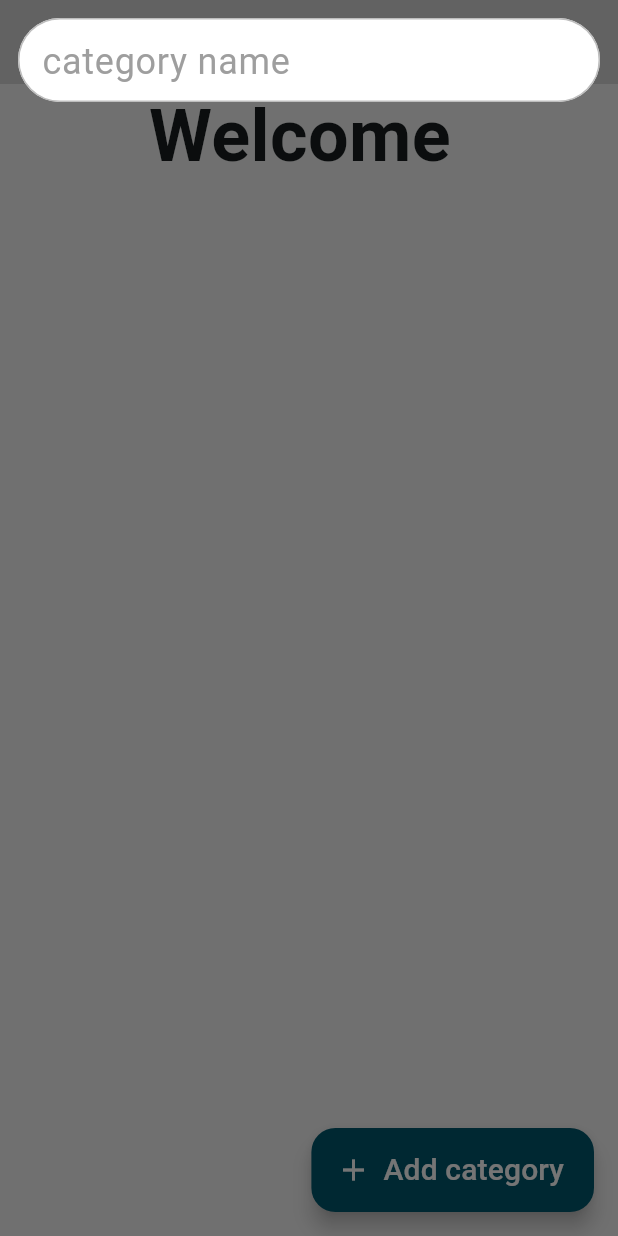
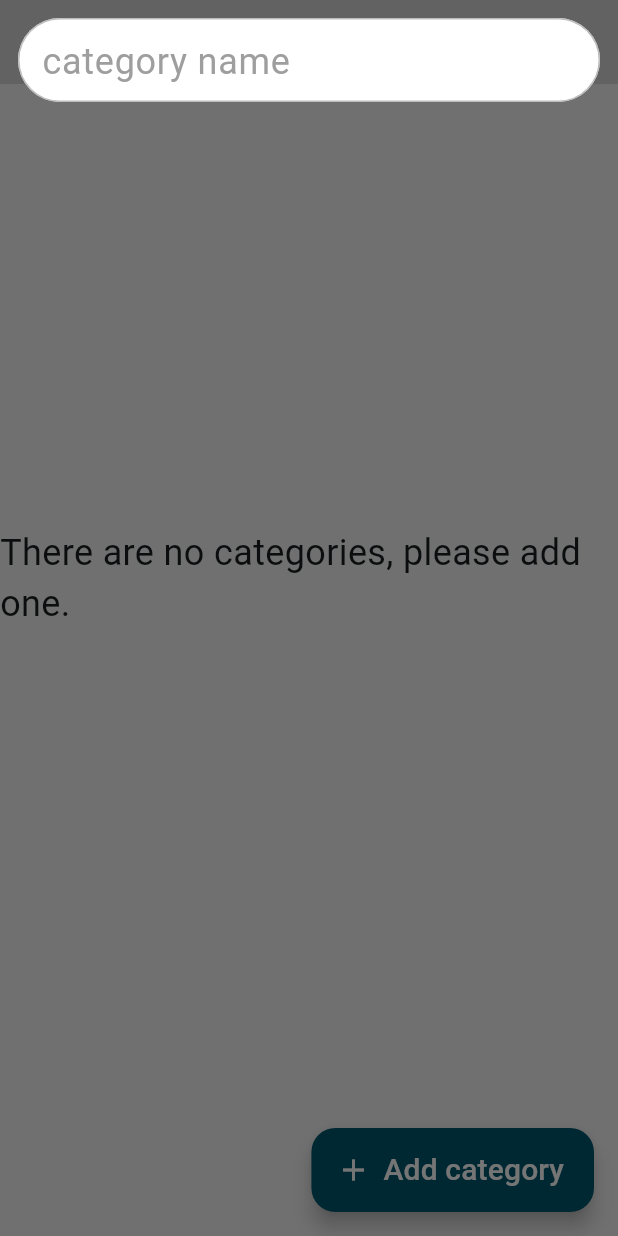
Before and after one commit to KobyMashiach/easy_track, a Flutter app: the HomeScreen screen opened directly, after a tap on "Add category", on a phone screen of 412 x 824 dp. Run offline on Flutter 3.47's test engine with Material 3 defaults, Android fonts, the light colour scheme and no system bars; our stand-ins replace bloc, cloud_firestore, device_info_plus, firebase_auth, firebase_core, firebase_storage and 7 more; missing offline and left inert: kh_easy_dev; accounts and stored records are empty; generated files the repository leaves out were written again.

Commit message:
add categories

```diff
--- a/lib/i18n/strings_en.i18n.json
+++ b/lib/i18n/strings_en.i18n.json
@@ -18,5 +18,6 @@
   "required_email": "Required to fill in an email address",
   "required_password": "Required to fill in an password",
   "logout": "Logout",
-  "sure_logout": "Are you sure you want to logout"
+  "sure_logout": "Are you sure you want to logout",
+  "no_categories": "There are no categories, please add one."
 }
--- a/lib/i18n/strings_he.i18n.json
+++ b/lib/i18n/strings_he.i18n.json
@@ -18,5 +18,6 @@
   "required_email": "חובה למלא כתובת מייל",
   "required_password": "חובה למלא סיסמה",
   "logout": "התנתק",
-  "sure_logout": "אתה בטוח שאתה רוצה להתנתק"
+  "sure_logout": "אתה בטוח שאתה רוצה להתנתק",
+  "no_categories": "אין קטגוריות, נא הוסף"
 }
--- a/lib/repos/category_repo.dart
+++ b/lib/repos/category_repo.dart
@@ -3,8 +3,8 @@ import 'package:cloud_firestore/cloud_firestore.dart';
 import 'package:easy_track/core/global_vars.dart';
 import 'package:easy_track/services/firebase/firestore_data.dart';
 
-class UserRepo {
-  UserRepo();
+class CategoryRepo {
+  CategoryRepo();
   final collection = FirebaseFirestore.instance.collection(globalUser.email);
   final String docName = 'categories';
 
--- a/lib/ui/home/bloc/home_screen_bloc.dart
+++ b/lib/ui/home/bloc/home_screen_bloc.dart
@@ -1,3 +1,5 @@
+import 'package:easy_track/models/category_model/category_model.dart';
+import 'package:easy_track/repos/category_repo.dart';
 import 'package:freezed_annotation/freezed_annotation.dart';
 import 'package:bloc/bloc.dart';
 import 'package:meta/meta.dart';
@@ -7,11 +9,24 @@ part 'home_screen_event.dart';
 part 'home_screen_state.dart';
 
 class HomeScreenBloc extends Bloc<HomeScreenEvent, HomeScreenState> {
-  HomeScreenBloc() : super(const HomeScreenState.initial()) {
+  final CategoryRepo repo;
+  final List<CategoryModel> categories = [];
+  HomeScreenBloc(this.repo)
+      : super(const HomeScreenState.initial(categories: [])) {
     on<HomeScreenEvent>((event, emit) async {
       await event.map(
-        addCategory: (e) async {},
+        addCategory: (e) async {
+          loading(emit);
+          categories.add(CategoryModel(title: e.name));
+          refreshUI(emit);
+        },
       );
     });
   }
+
+  void loading(Emitter<HomeScreenState> emit) =>
+      emit(HomeScreenState.loading(categories: categories));
+
+  void refreshUI(Emitter<HomeScreenState> emit) =>
+      emit(HomeScreenState.refreshUI(categories: categories));
 }
--- a/lib/ui/home/bloc/home_screen_state.dart
+++ b/lib/ui/home/bloc/home_screen_state.dart
@@ -2,6 +2,12 @@ part of 'home_screen_bloc.dart';
 
 @freezed
 class HomeScreenState with _$HomeScreenState {
-  const factory HomeScreenState.initial() = _HomeScreenInitial;
+  const factory HomeScreenState.initial(
+      {required List<CategoryModel> categories}) = HomeScreenInitial;
+  const factory HomeScreenState.loading(
+      {required List<CategoryModel> categories}) = HomeScreenLoading;
+  const factory HomeScreenState.refreshUI(
+      {required List<CategoryModel> categories}) = HomeScreenRefreshUI;
+
   // const factory HomeScreenState.addCategory() = _HomeScreenAddCategory;
 }
--- a/lib/ui/home/home_screen.dart
+++ b/lib/ui/home/home_screen.dart
@@ -1,6 +1,8 @@
 import 'dart:developer';
 import 'dart:math' as math;
 
+import 'package:easy_track/repos/category_repo.dart';
+import 'package:easy_track/ui/home/bloc/home_screen_bloc.dart';
 import 'package:flutter/material.dart';
 
 import 'package:easy_track/core/colors.dart';
@@ -15,18 +17,28 @@ import 'package:easy_track/widgets/dialogs/add_category_dialog.dart';
 import 'package:easy_track/widgets/dialogs/general_dialog.dart';
 import 'package:easy_track/widgets/general/appbar.dart';
 import 'package:easy_track/widgets/general/side_menu_v2.dart';
+import 'package:flutter_bloc/flutter_bloc.dart';
 
 class HomeScreen extends StatelessWidget {
   const HomeScreen({super.key});
 
   @override
   Widget build(BuildContext context) {
+    return RepositoryProvider(
+      create: (context) => CategoryRepo(),
+      child: BlocProvider(
+        create: (context) => HomeScreenBloc(context.read<CategoryRepo>()),
+        child: BlocConsumer<HomeScreenBloc, HomeScreenState>(
+          listener: (context, state) {},
+          builder: (context, state) {
+            final bloc = context.read<HomeScreenBloc>();
             return Scaffold(
               appBar: appAppBar(title: t.home_screen),
               drawer: appSideMenuV2(context, 'home'),
               body: SizedBox(
                 height: MediaQuery.of(context).size.height * 0.8,
-        child: SingleChildScrollView(
+                child: state.categories.isNotEmpty
+                    ? SingleChildScrollView(
                         child: Column(
                           children: [
                             Text(
@@ -37,8 +49,9 @@ class HomeScreen extends StatelessWidget {
                               scrollDirection: Axis.vertical,
                               shrinkWrap: true,
                               physics: NeverScrollableScrollPhysics(),
-                itemCount: 10,
-                separatorBuilder: (context, index) => SizedBox(height: 40),
+                              itemCount: state.categories.length,
+                              separatorBuilder: (context, index) =>
+                                  SizedBox(height: 40),
                               itemBuilder: (context, index) {
                                 // int randomNumber = math.Random().nextInt(90) + 10;
                                 // final category = CategoryModel(
@@ -49,11 +62,15 @@ class HomeScreen extends StatelessWidget {
                                 //             imageUrl:
                                 //                 'https://random.imagecdn.app/300/$randomNumber',
                                 //             date: DateTime.now())));
-                  // return CarouselImagesCard(category: category);
+                                return CarouselImagesCard(
+                                    category: state.categories[index]);
                               },
                             ),
                           ],
                         ),
+                      )
+                    : Center(
+                        child: Text(t.no_categories),
                       ),
               ),
               floatingActionButton: FloatingActionButton.extended(
@@ -61,14 +78,17 @@ class HomeScreen extends StatelessWidget {
                   await showDialog(
                     context: context,
                     builder: (context) => AddCategoryDialog(
-              saveCategory: (name) => log(name),
+                      saveCategory: (name) =>
+                          bloc.add(HomeScreenEvent.addCategory(name: name)),
                     ),
                   );
                 },
                 backgroundColor: AppColors.shadowColor,
                 label: Text(
                   t.add_category,
-          style: AppTextStyle().smallDescription.copyWith(color: Colors.white),
+                  style: AppTextStyle()
+                      .smallDescription
+                      .copyWith(color: Colors.white),
                 ),
                 icon: Icon(
                   Icons.add,
@@ -76,5 +96,9 @@ class HomeScreen extends StatelessWidget {
                 ),
               ),
             );
+          },
+        ),
+      ),
+    );
   }
 }
```
Also changed, not shown: lib/i18n/strings.g.dart, lib/ui/home/bloc/home_screen_bloc.freezed.dart. Lines whose indentation alone changed are shown as unchanged.
